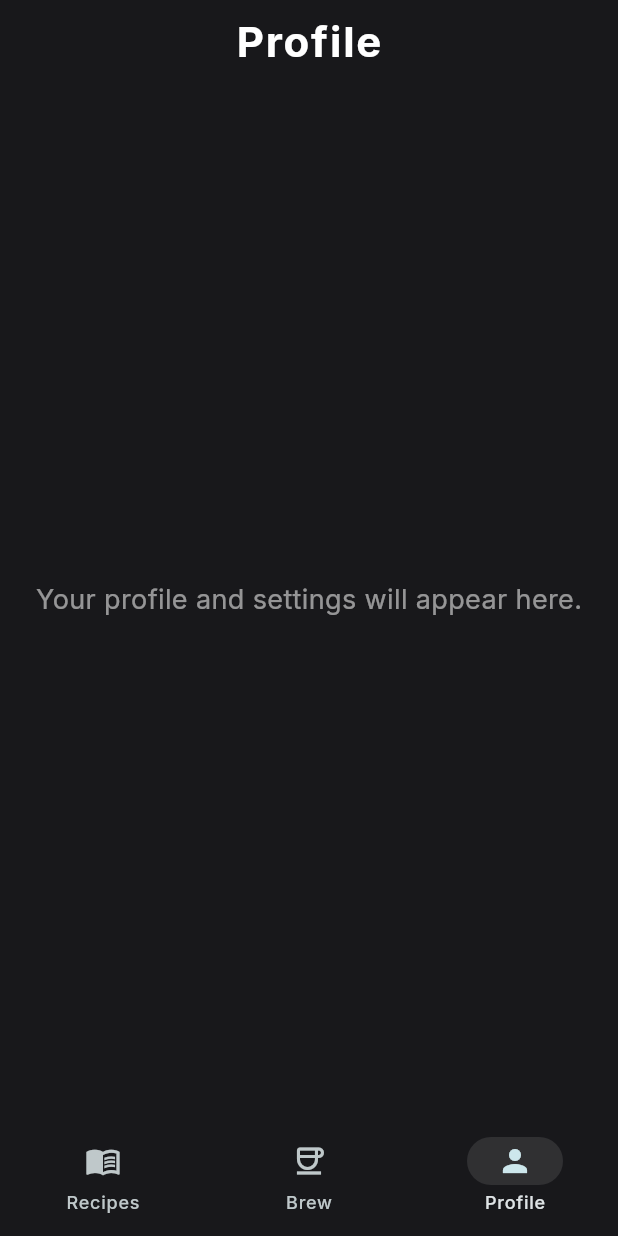
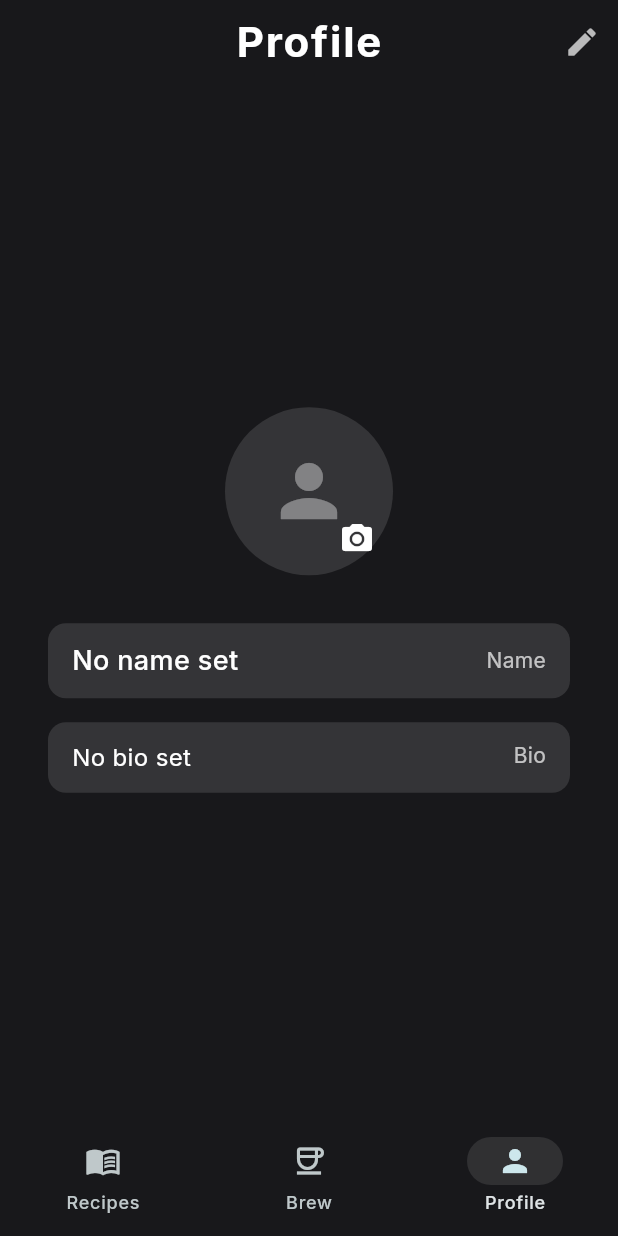
Before and after one commit to ajbates93/brewy, a Flutter app: the screen it shows after launch, item 3 of the bottom bar chosen, on a phone screen of 412 x 824 dp. Run offline on Flutter 3.47's test engine with Material 3 defaults, Android fonts, the phone set to English and light mode, and no system bars; our stand-ins replace google_fonts, image_picker, sqflite; accounts and stored records are empty.

Commit message:
feat: implement profile

```diff
--- /dev/null
+++ b/lib/data/models/profile_model.dart
@@ -0,0 +1,32 @@
+import '../../domain/entities/profile.dart';
+
+class ProfileModel extends Profile {
+  const ProfileModel({super.id, super.name, super.bio, super.profilePicPath});
+
+  factory ProfileModel.fromMap(Map<String, dynamic> map) {
+    return ProfileModel(
+      id: map['id'] as int?,
+      name: map['name'] as String?,
+      bio: map['bio'] as String?,
+      profilePicPath: map['profile_pic_path'] as String?,
+    );
+  }
+
+  Map<String, dynamic> toMap() {
+    return {
+      'id': id,
+      'name': name,
+      'bio': bio,
+      'profile_pic_path': profilePicPath,
+    };
+  }
+
+  factory ProfileModel.fromEntity(Profile profile) {
+    return ProfileModel(
+      id: profile.id,
+      name: profile.name,
+      bio: profile.bio,
+      profilePicPath: profile.profilePicPath,
+    );
+  }
+}
--- /dev/null
+++ b/lib/data/repositories/profile_repository.dart
@@ -0,0 +1,6 @@
+import '../../domain/entities/profile.dart';
+
+abstract class ProfileRepository {
+  Future<Profile?> getProfile();
+  Future<void> saveProfile(Profile profile);
+}
--- /dev/null
+++ b/lib/data/repositories/profile_repository_impl.dart
@@ -0,0 +1,29 @@
+import '../../domain/entities/profile.dart';
+import '../dao/profile_dao.dart';
+import '../models/profile_model.dart';
+import 'profile_repository.dart';
+
+class ProfileRepositoryImpl implements ProfileRepository {
+  final ProfileDao _profileDao;
+
+  ProfileRepositoryImpl(this._profileDao);
+
+  @override
+  Future<Profile?> getProfile() async {
+    final profileModel = await _profileDao.getProfile();
+    return profileModel;
+  }
+
+  @override
+  Future<void> saveProfile(Profile profile) async {
+    print(
+      'ProfileRepositoryImpl: Saving profile - ${profile.name}, ${profile.bio}, ${profile.id}',
+    );
+    final profileModel = ProfileModel.fromEntity(profile);
+    print(
+      'ProfileRepositoryImpl: ProfileModel created - ${profileModel.name}, ${profileModel.bio}, ${profileModel.id}',
+    );
+    final result = await _profileDao.upsertProfile(profileModel);
+    print('ProfileRepositoryImpl: Upsert result - $result');
+  }
+}
--- /dev/null
+++ b/lib/domain/entities/profile.dart
@@ -0,0 +1,22 @@
+class Profile {
+  final int? id;
+  final String? name;
+  final String? bio;
+  final String? profilePicPath;
+
+  const Profile({this.id, this.name, this.bio, this.profilePicPath});
+
+  Profile copyWith({
+    int? id,
+    String? name,
+    String? bio,
+    String? profilePicPath,
+  }) {
+    return Profile(
+      id: id ?? this.id,
+      name: name ?? this.name,
+      bio: bio ?? this.bio,
+      profilePicPath: profilePicPath ?? this.profilePicPath,
+    );
+  }
+}
--- a/lib/main.dart
+++ b/lib/main.dart
@@ -1,8 +1,14 @@
 import 'package:flutter/material.dart';
 import 'package:google_fonts/google_fonts.dart';
+import 'package:provider/provider.dart';
 
 import 'presentation/pages/recipes_page.dart';
 import 'presentation/pages/brew_page.dart';
+import 'presentation/pages/profile_page.dart';
+import 'presentation/viewmodels/profile_viewmodel.dart';
+import 'data/repositories/profile_repository_impl.dart';
+import 'data/dao/profile_dao.dart';
+import 'data/datasources/database_helper.dart';
 
 void main() {
   runApp(const BrewyApp());
@@ -80,7 +86,23 @@ class BrewyApp extends StatelessWidget {
 
   @override
   Widget build(BuildContext context) {
-    return MaterialApp(
+    return MultiProvider(
+      providers: [
+        // Database and DAOs
+        Provider<DatabaseHelper>(create: (_) => DatabaseHelper()),
+
+        // Repositories and ViewModels
+        FutureProvider<ProfileViewModel?>(
+          create: (context) async {
+            final dbHelper = context.read<DatabaseHelper>();
+            final profileDao = await dbHelper.getProfileDao();
+            final repository = ProfileRepositoryImpl(profileDao);
+            return ProfileViewModel(repository);
+          },
+          initialData: null,
+        ),
+      ],
+      child: MaterialApp(
         title: 'Brewy',
         theme: ThemeData(
           brightness: Brightness.dark,
@@ -96,6 +118,7 @@ class BrewyApp extends StatelessWidget {
         ),
         home: const BrewyNavScaffold(),
         debugShowCheckedModeBanner: false,
+      ),
     );
   }
 }
@@ -150,34 +173,3 @@ class _BrewyNavScaffoldState extends State<BrewyNavScaffold> {
     );
   }
 }
-
-// --- Profile Page ---
-class ProfilePage extends StatelessWidget {
-  const ProfilePage({super.key});
-
-  @override
-  Widget build(BuildContext context) {
-    return Scaffold(
-      appBar: AppBar(
-        backgroundColor: Colors.transparent,
-        elevation: 0,
-        title: Text(
-          'Profile',
-          style: GoogleFonts.inter(
-            fontWeight: FontWeight.bold,
-            fontSize: 28,
-            color: Colors.white,
-            letterSpacing: 1.2,
-          ),
-        ),
-        centerTitle: true,
-      ),
-      body: const Center(
-        child: Text(
-          'Your profile and settings will appear here.',
-          style: TextStyle(color: Colors.white54, fontSize: 18),
-        ),
-      ),
-    );
-  }
-}
--- /dev/null
+++ b/lib/presentation/pages/profile_page.dart
@@ -0,0 +1,359 @@
+import 'package:flutter/material.dart';
+import 'package:google_fonts/google_fonts.dart';
+import 'package:provider/provider.dart';
+import 'dart:io';
+import 'package:image_picker/image_picker.dart';
+import '../viewmodels/profile_viewmodel.dart';
+
+class ProfilePage extends StatefulWidget {
+  const ProfilePage({super.key});
+
+  @override
+  State<ProfilePage> createState() => _ProfilePageState();
+}
+
+class _ProfilePageState extends State<ProfilePage> {
+  @override
+  void initState() {
+    super.initState();
+    WidgetsBinding.instance.addPostFrameCallback((_) {
+      final viewModel = context.read<ProfileViewModel?>();
+      if (viewModel != null) {
+        viewModel.loadProfile();
+      }
+    });
+  }
+
+  Future<void> _editProfile() async {
+    final viewModel = context.read<ProfileViewModel?>();
+    if (viewModel == null) return;
+    final profile = viewModel.profile;
+
+    await showModalBottomSheet(
+      context: context,
+      isScrollControlled: true,
+      backgroundColor: const Color(0xFF232326),
+      shape: const RoundedRectangleBorder(
+        borderRadius: BorderRadius.vertical(top: Radius.circular(24)),
+      ),
+      builder: (context) => Padding(
+        padding: EdgeInsets.only(
+          left: 24,
+          right: 24,
+          top: 24,
+          bottom: MediaQuery.of(context).viewInsets.bottom + 24,
+        ),
+        child: _ProfileEditForm(
+          initialName: profile?.name ?? '',
+          initialBio: profile?.bio ?? '',
+          onSave: (name, bio) async {
+            await viewModel.saveProfile(name: name, bio: bio);
+            if (mounted) Navigator.of(context).pop();
+          },
+        ),
+      ),
+    );
+  }
+
+  Future<void> _editProfilePic() async {
+    final viewModel = context.read<ProfileViewModel?>();
+    if (viewModel == null) return;
+    final picker = ImagePicker();
+    final picked = await picker.pickImage(
+      source: ImageSource.gallery,
+      imageQuality: 80,
+    );
+    if (picked != null) {
+      await viewModel.saveProfile(profilePicPath: picked.path);
+    }
+  }
+
+  @override
+  Widget build(BuildContext context) {
+    final viewModel = Provider.of<ProfileViewModel?>(context);
+    if (viewModel == null) {
+      return const Scaffold(body: Center(child: CircularProgressIndicator()));
+    }
+    return Scaffold(
+      appBar: AppBar(
+        backgroundColor: Colors.transparent,
+        elevation: 0,
+        title: Text(
+          'Profile',
+          style: GoogleFonts.inter(
+            fontWeight: FontWeight.bold,
+            fontSize: 28,
+            color: Colors.white,
+            letterSpacing: 1.2,
+          ),
+        ),
+        centerTitle: true,
+        actions: [
+          IconButton(
+            icon: const Icon(Icons.edit, color: Colors.white70),
+            onPressed: (viewModel.isLoading) ? null : _editProfile,
+            tooltip: 'Edit Profile',
+          ),
+        ],
+      ),
+      body: Builder(
+        builder: (context) {
+          if (viewModel.isLoading) {
+            return const Center(
+              child: CircularProgressIndicator(color: Colors.white),
+            );
+          }
+
+          if (viewModel.error != null) {
+            return Center(
+              child: Column(
+                mainAxisAlignment: MainAxisAlignment.center,
+                children: [
+                  Text(
+                    'Error loading profile',
+                    style: GoogleFonts.inter(color: Colors.white70),
+                  ),
+                  const SizedBox(height: 16),
+                  ElevatedButton(
+                    onPressed: viewModel.loadProfile,
+                    child: const Text('Retry'),
+                  ),
+                ],
+              ),
+            );
+          }
+
+          final profile = viewModel.profile;
+          final name = (profile?.name != null && profile!.name!.isNotEmpty)
+              ? profile.name!
+              : 'No name set';
+          final bio = (profile?.bio != null && profile!.bio!.isNotEmpty)
+              ? profile.bio!
+              : 'No bio set';
+
+          return Center(
+            child: Column(
+              mainAxisAlignment: MainAxisAlignment.center,
+              children: [
+                Stack(
+                  alignment: Alignment.bottomRight,
+                  children: [
+                    CircleAvatar(
+                      radius: 56,
+                      backgroundColor: Colors.white12,
+                      backgroundImage: profile?.profilePicPath != null
+                          ? FileImage(File(profile!.profilePicPath!))
+                          : null,
+                      child: profile?.profilePicPath == null
+                          ? const Icon(
+                              Icons.person,
+                              size: 56,
+                              color: Colors.white38,
+                            )
+                          : null,
+                    ),
+                    Positioned(
+                      bottom: 0,
+                      right: 0,
+                      child: IconButton(
+                        icon: const Icon(Icons.camera_alt, color: Colors.white),
+                        onPressed: _editProfilePic,
+                        tooltip: 'Change Profile Picture',
+                      ),
+                    ),
+                  ],
+                ),
+                const SizedBox(height: 32),
+                Container(
+                  width: double.infinity,
+                  padding: const EdgeInsets.symmetric(horizontal: 32),
+                  child: Column(
+                    children: [
+                      Container(
+                        padding: const EdgeInsets.symmetric(
+                          horizontal: 16,
+                          vertical: 12,
+                        ),
+                        decoration: BoxDecoration(
+                          color: Colors.white12,
+                          borderRadius: BorderRadius.circular(12),
+                        ),
+                        child: Row(
+                          children: [
+                            Expanded(
+                              child: Text(
+                                name,
+                                style: GoogleFonts.inter(
+                                  fontSize: 18,
+                                  color: Colors.white,
+                                  fontWeight: FontWeight.w500,
+                                ),
+                                textAlign: TextAlign.left,
+                              ),
+                            ),
+                            const SizedBox(width: 8),
+                            Text(
+                              'Name',
+                              style: GoogleFonts.inter(
+                                fontSize: 14,
+                                color: Colors.white70,
+                              ),
+                            ),
+                          ],
+                        ),
+                      ),
+                      const SizedBox(height: 16),
+                      Container(
+                        padding: const EdgeInsets.symmetric(
+                          horizontal: 16,
+                          vertical: 12,
+                        ),
+                        decoration: BoxDecoration(
+                          color: Colors.white12,
+                          borderRadius: BorderRadius.circular(12),
+                        ),
+                        child: Row(
+                          crossAxisAlignment: CrossAxisAlignment.start,
+                          children: [
+                            Expanded(
+                              child: Text(
+                                bio,
+                                style: GoogleFonts.inter(
+                                  fontSize: 16,
+                                  color: Colors.white,
+                                ),
+                                textAlign: TextAlign.left,
+                              ),
+                            ),
+                            const SizedBox(width: 8),
+                            Text(
+                              'Bio',
+                              style: GoogleFonts.inter(
+                                fontSize: 14,
+                                color: Colors.white70,
+                              ),
+                            ),
+                          ],
+                        ),
+                      ),
+                    ],
+                  ),
+                ),
+              ],
+            ),
+          );
+        },
+      ),
+    );
+  }
+}
+
+class _ProfileEditForm extends StatefulWidget {
+  final String initialName;
+  final String initialBio;
+  final Future<void> Function(String name, String bio) onSave;
+
+  const _ProfileEditForm({
+    required this.initialName,
+    required this.initialBio,
+    required this.onSave,
+  });
+
+  @override
+  State<_ProfileEditForm> createState() => _ProfileEditFormState();
+}
+
+class _ProfileEditFormState extends State<_ProfileEditForm> {
+  final _formKey = GlobalKey<FormState>();
+  late String _name;
+  late String _bio;
+  bool _isSubmitting = false;
+
+  @override
+  void initState() {
+    super.initState();
+    _name = widget.initialName;
+    _bio = widget.initialBio;
+  }
+
+  @override
+  Widget build(BuildContext context) {
+    return Form(
+      key: _formKey,
+      child: Column(
+        mainAxisSize: MainAxisSize.min,
+        crossAxisAlignment: CrossAxisAlignment.stretch,
+        children: [
+          Text(
+            'Edit Profile',
+            style: GoogleFonts.inter(
+              fontSize: 22,
+              fontWeight: FontWeight.bold,
+              color: Colors.white,
+            ),
+            textAlign: TextAlign.center,
+          ),
+          const SizedBox(height: 24),
+          TextFormField(
+            initialValue: _name,
+            decoration: const InputDecoration(
+              labelText: 'Name',
+              labelStyle: TextStyle(color: Colors.white70),
+              border: OutlineInputBorder(),
+              focusedBorder: OutlineInputBorder(
+                borderSide: BorderSide(color: Colors.white54),
+              ),
+            ),
+            style: const TextStyle(color: Colors.white),
+            validator: (value) => (value == null || value.trim().isEmpty)
+                ? 'Please enter a name'
+                : null,
+            onChanged: (value) => setState(() => _name = value),
+          ),
+          const SizedBox(height: 16),
+          TextFormField(
+            initialValue: _bio,
+            decoration: const InputDecoration(
+              labelText: 'Bio',
+              labelStyle: TextStyle(color: Colors.white70),
+              border: OutlineInputBorder(),
+              focusedBorder: OutlineInputBorder(
+                borderSide: BorderSide(color: Colors.white54),
+              ),
+            ),
+            style: const TextStyle(color: Colors.white),
+            maxLines: 3,
+            onChanged: (value) => setState(() => _bio = value),
+          ),
+          const SizedBox(height: 24),
+          ElevatedButton(
+            onPressed: _isSubmitting
+                ? null
+                : () async {
+                    if (_formKey.currentState!.validate()) {
+                      setState(() => _isSubmitting = true);
+                      await widget.onSave(_name.trim(), _bio.trim());
+                    }
+                  },
+            style: ElevatedButton.styleFrom(
+              backgroundColor: Colors.white,
+              foregroundColor: Colors.black,
+              padding: const EdgeInsets.symmetric(vertical: 16),
+              textStyle: GoogleFonts.inter(
+                fontWeight: FontWeight.bold,
+                fontSize: 16,
+              ),
+            ),
+            child: _isSubmitting
+                ? const SizedBox(
+                    width: 20,
+                    height: 20,
+                    child: CircularProgressIndicator(strokeWidth: 2),
+                  )
+                : const Text('Save'),
+          ),
+        ],
+      ),
+    );
+  }
+}
--- /dev/null
+++ b/lib/presentation/viewmodels/profile_viewmodel.dart
@@ -0,0 +1,75 @@
+import 'package:flutter/foundation.dart';
+import '../../domain/entities/profile.dart';
+import '../../data/repositories/profile_repository.dart';
+
+class ProfileViewModel extends ChangeNotifier {
+  final ProfileRepository _repository;
+
+  Profile? _profile;
+  bool _isLoading = false;
+  String? _error;
+
+  ProfileViewModel(this._repository);
+
+  Profile? get profile => _profile;
+  bool get isLoading => _isLoading;
+  String? get error => _error;
+
+  Future<void> loadProfile() async {
+    _setLoading(true);
+    try {
+      _profile = await _repository.getProfile();
+      _error = null;
+    } catch (e) {
+      _error = e.toString();
+    } finally {
+      _setLoading(false);
+    }
+  }
+
+  Future<void> saveProfile({
+    String? name,
+    String? bio,
+    String? profilePicPath,
+  }) async {
+    _setLoading(true);
+    try {
+      print(
+        'ProfileViewModel: Saving profile - name: $name, bio: $bio, profilePicPath: $profilePicPath',
+      );
+      print(
+        'ProfileViewModel: Current profile - ${_profile?.name}, ${_profile?.bio}, ${_profile?.id}',
+      );
+
+      final updatedProfile = Profile(
+        id: _profile?.id,
+        name: name ?? _profile?.name,
+        bio: bio ?? _profile?.bio,
+        profilePicPath: profilePicPath ?? _profile?.profilePicPath,
+      );
+
+      print(
+        'ProfileViewModel: Updated profile - ${updatedProfile.name}, ${updatedProfile.bio}, ${updatedProfile.id}',
+      );
+
+      await _repository.saveProfile(updatedProfile);
+      print('ProfileViewModel: Profile saved to repository');
+
+      // Reload the profile to get the correct ID and ensure data consistency
+      await loadProfile();
+      print(
+        'ProfileViewModel: Profile reloaded - ${_profile?.name}, ${_profile?.bio}, ${_profile?.id}',
+      );
+    } catch (e) {
+      print('ProfileViewModel: Error saving profile - $e');
+      _error = e.toString();
+    } finally {
+      _setLoading(false);
+    }
+  }
+
+  void _setLoading(bool loading) {
+    _isLoading = loading;
+    notifyListeners();
+  }
+}
```
Also changed, not shown: lib/data/dao/profile_dao.dart (added, +66 -0 lines), lib/data/datasources/database_helper.dart (+33 -1 lines), pubspec.yaml (+6 -4 lines), pubspec.lock, 8 other files. Lines whose indentation alone changed are shown as unchanged.
